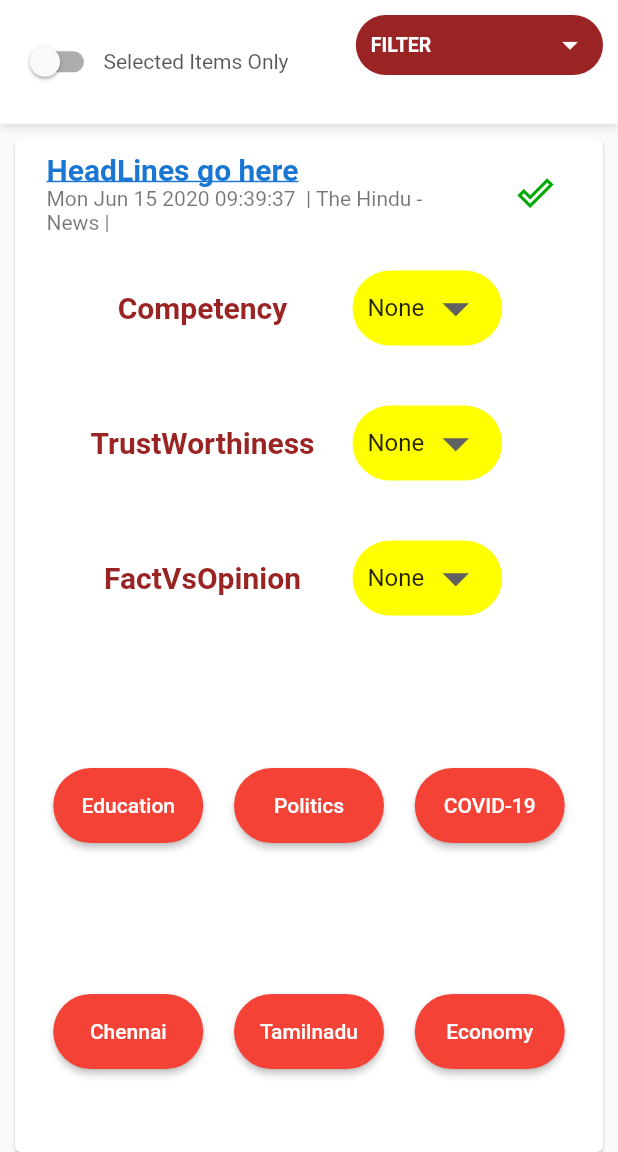
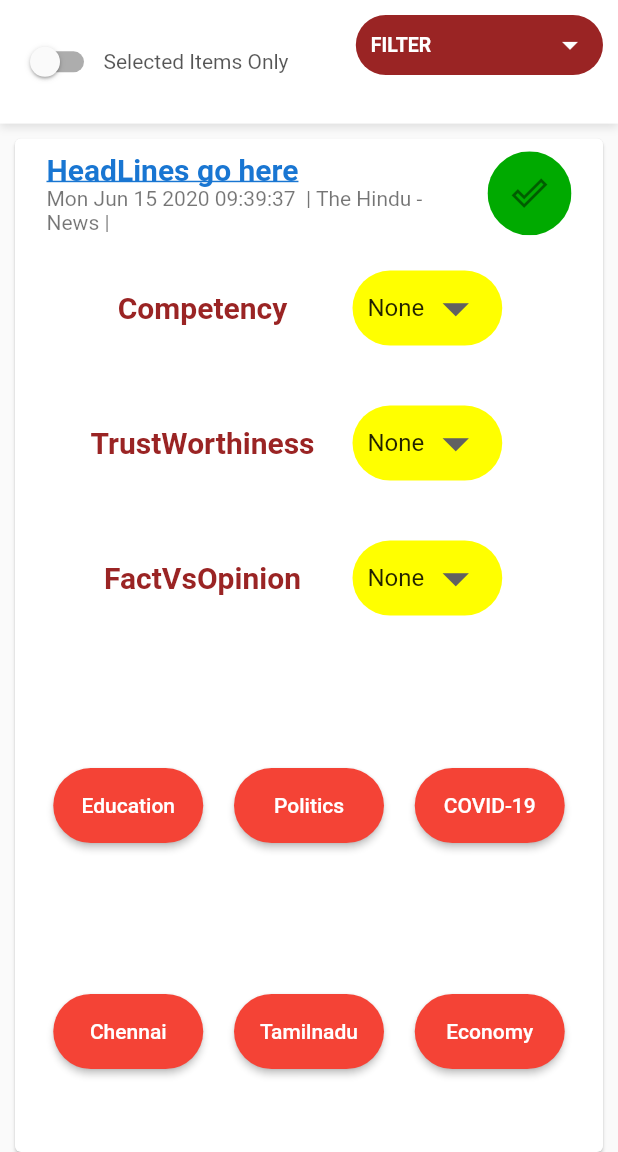
Before and after one commit to vaishu1312/newstuck, a Flutter app: the screen it shows after launch, after a tap on the "done outline" icon, on a phone screen of 412 x 824 dp, the part 84-1236 px from its top. Run offline on Flutter 3.47's test engine with Material 2 defaults, Android fonts, the phone set to English and light mode, and no system bars; drawn by our look-alikes of rounded_loading_button; missing offline and left inert: dropdownfield; Roboto replaces fonts that are missing (Lobster).

Commit message:
changed tick icon

```diff
--- a/lib/vaishali/headline.dart
+++ b/lib/vaishali/headline.dart
@@ -12,9 +12,21 @@ class HeaderRowState extends State<HeaderRow> {
   @override
   Widget build(BuildContext context) {
     return ListTile(
-      title: MyLink('HeadLines go here'),
-      subtitle: Text('Mon Jun 15 2020 09:39:37  | The Hindu - News |'),
-      trailing: IconButton(
+        title: MyLink('HeadLines go here'),
+        subtitle: Text('Mon Jun 15 2020 09:39:37  | The Hindu - News |'),
+        trailing: ClipOval(
+          child: Material(
+            color: (isPressed) ? Color(0xff00AA00) : Color(0xff9A9A9A), // button color
+            child: InkWell(
+              splashColor: (isPressed) ? Color(0x6600AA00) : Color(0x669A9A9A), // inkwell color
+              child: SizedBox(width: 56, height: 56, child: Icon(Icons.done_outline)),
+              onTap: () {setState(() {
+              isPressed = !isPressed;
+            });},
+            ),
+          ),
+        )
+        /*trailing: IconButton(
           tooltip: 'Review article',
           icon: Icon(Icons.done_outline),
           highlightColor: (isPressed) ? Color(0x6600AA00) : Color(0x669A9A9A),
@@ -23,8 +35,8 @@ class HeaderRowState extends State<HeaderRow> {
             setState(() {
               isPressed = !isPressed;
             });
-          }),
-    );
+          }),*/
+        );
   }
 }
 
```
